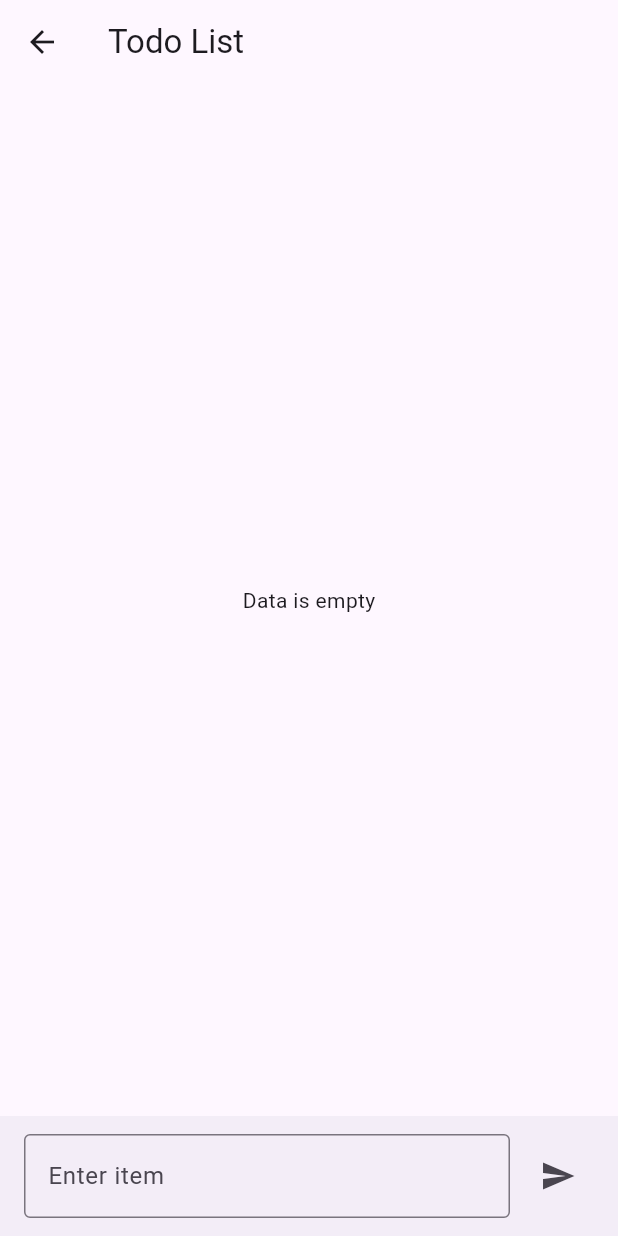
After one commit to Akhil-ps-dev/riverpod_learning_cheatsheet, a Flutter app: the TodoHome screen opened directly, after a tap on the "send" icon, on a phone screen of 412 x 824 dp. The commit adds this screen. Run offline on Flutter 3.47's test engine with Material 3 defaults, Android fonts, the phone set to English and light mode, and no system bars; our stand-ins replace flutter_riverpod.

Commit message:
simple todo with crud operation

```diff
--- /dev/null
+++ b/lib/Todo_app/model/item_model.dart
@@ -0,0 +1,6 @@
+class ItemModel {
+  String id;
+  String name;
+
+  ItemModel({required this.id, required this.name});
+}
--- /dev/null
+++ b/lib/Todo_app/presentation/todo_home.dart
@@ -0,0 +1,91 @@
+import 'package:flutter/material.dart';
+import 'package:flutter_riverpod/flutter_riverpod.dart';
+
+import '../provider/item_provider.dart';
+
+class TodoHome extends ConsumerStatefulWidget {
+  const TodoHome({super.key});
+
+  @override
+  ConsumerState<TodoHome> createState() => _TodoHomeState();
+}
+
+class _TodoHomeState extends ConsumerState<TodoHome> {
+  final TextEditingController _controller = TextEditingController();
+
+  @override
+  Widget build(BuildContext context) {
+    final items = ref.watch(itemProvider);
+
+    return Scaffold(
+      appBar: AppBar(title: const Text("Todo List")),
+      body: items.isEmpty
+          ? Center(
+              child: Text('Data is empty'),
+            )
+          : ListView.builder(
+              itemCount: items.length,
+              itemBuilder: (context, index) {
+                final itemDetail = items[index];
+                return ListTile(
+                    title: Text(itemDetail.name.toString()),
+                    trailing: Row(
+                      mainAxisSize: MainAxisSize.min,
+                      children: [
+                        IconButton(
+                          onPressed: () {
+                            ref
+                                .read(itemProvider.notifier)
+                                .updateItem(itemDetail.id, 'null ed ');
+                          },
+                          icon: const Icon(Icons.edit, color: Colors.grey),
+                        ),
+                        IconButton(
+                          onPressed: () {
+                            ref
+                                .read(itemProvider.notifier)
+                                .deleteItem(itemDetail.id);
+                          },
+                          icon: const Icon(Icons.delete, color: Colors.red),
+                        ),
+                      ],
+                    ));
+              },
+            ),
+      bottomNavigationBar: BottomAppBar(
+        padding: const EdgeInsets.symmetric(horizontal: 16, vertical: 8),
+        child: Row(
+          children: [
+            Expanded(
+              child: TextField(
+                controller: _controller,
+                decoration: const InputDecoration(
+                  hintText: 'Enter item',
+                  border: OutlineInputBorder(),
+                ),
+                onSubmitted: (value) {
+                  if (value.trim().isNotEmpty) {
+                    ref.read(itemProvider.notifier).addItem(value.trim());
+                    _controller.clear();
+                  }
+                },
+              ),
+            ),
+            const SizedBox(width: 8),
+            IconButton(
+              icon: const Icon(Icons.send),
+              onPressed: () {
+                if (_controller.text.trim().isNotEmpty) {
+                  ref
+                      .read(itemProvider.notifier)
+                      .addItem(_controller.text.trim());
+                  _controller.clear();
+                }
+              },
+            )
+          ],
+        ),
+      ),
+    );
+  }
+}
--- /dev/null
+++ b/lib/Todo_app/provider/item_provider.dart
@@ -0,0 +1,45 @@
+import 'package:flutter_riverpod/flutter_riverpod.dart';
+import 'package:flutter_riverpod_learning/Todo_app/model/item_model.dart';
+
+// final itemProvider = StateNotifierProvider<ItemNotifier, List<ItemModel>>(
+//   (ref) {
+//     return ItemNotifier();
+//   },
+// );
+
+// class ItemNotifier extends StateNotifier<List<ItemModel>> {
+//   ItemNotifier() : super([]);
+
+//   void addItem(String name) {
+//     final item = ItemModel(id: DateTime.now().toString(), name: name);
+//     state.add(item);
+//     state = state.toList();
+//   }
+// }
+
+final itemProvider = StateNotifierProvider<ItemNotifier, List<ItemModel>>(
+  (ref) {
+    return ItemNotifier();
+  },
+);
+
+class ItemNotifier extends StateNotifier<List<ItemModel>> {
+  ItemNotifier() : super([]);
+
+  void addItem(String name) {
+    final item = ItemModel(id: DateTime.now().toString(), name: name);
+    state.add(item);
+    state = state.toList();
+  }
+
+  void deleteItem(String id) {
+    state.removeWhere((item) => item.id == id);
+    state = state.toList();
+  }
+
+  void updateItem(String id, String name) {
+    int foundIndex = state.indexWhere((item) => item.id == id);
+    state[foundIndex].name = name;
+    state = state.toList();
+  }
+}
--- a/lib/riverpod_provider/search_provider.dart
+++ b/lib/riverpod_provider/search_provider.dart
@@ -5,6 +5,8 @@ final searchProvider = StateNotifierProvider<SearchNotifier, SearchState>(
     return SearchNotifier();
   },
 );
+
+
 
 class SearchNotifier extends StateNotifier<SearchState> {
   SearchNotifier() : super(SearchState(search: '', isChange: false));
```
Also changed, not shown: lib/presentation/home.dart (+9 -0 lines).
